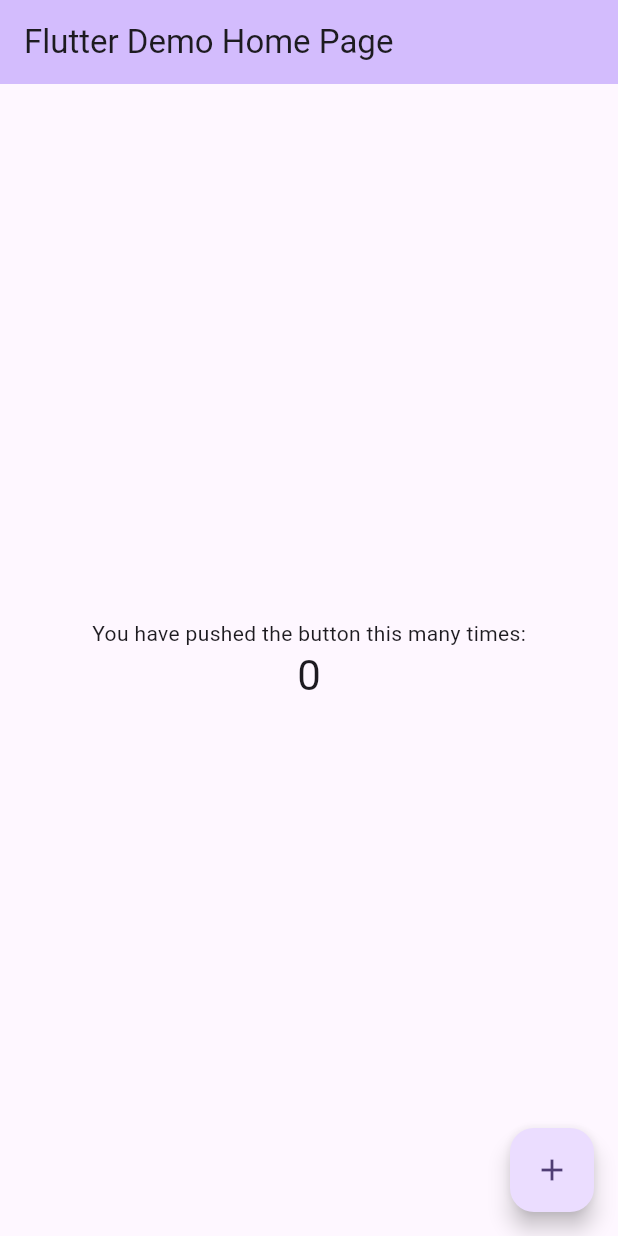
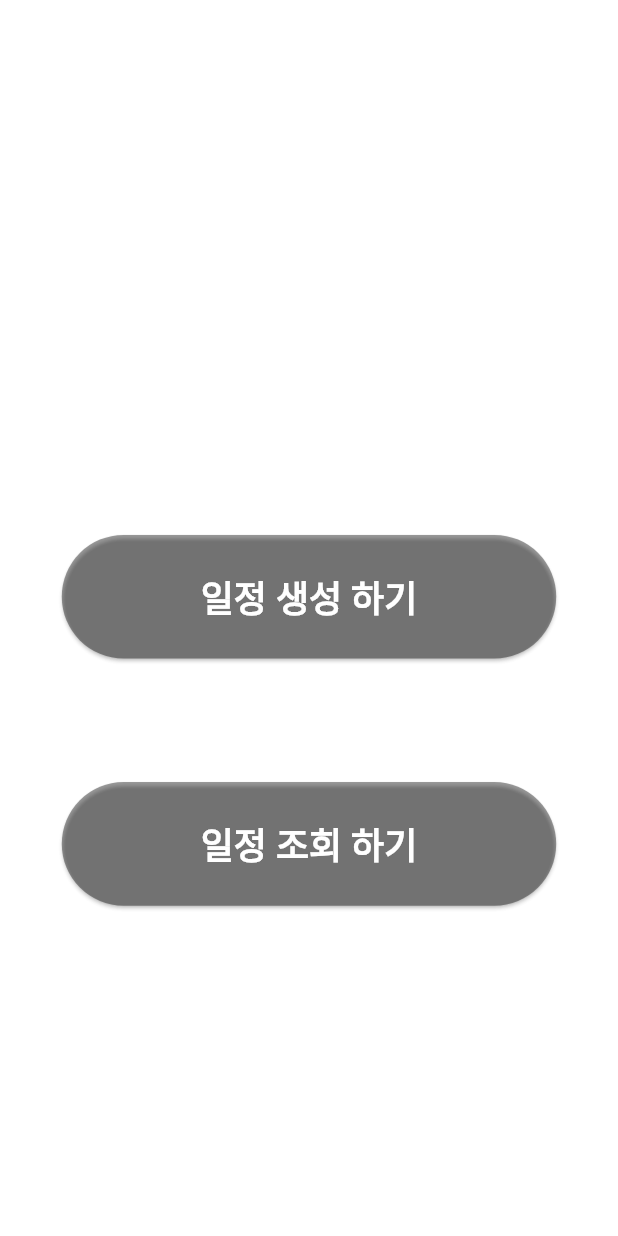
Before and after one commit to winteeeee/HelpMeJFriend, a Flutter app: the screen it shows after launch, on a phone screen of 412 x 824 dp. Run offline on Flutter 3.47's test engine with Material 3 defaults, Android fonts, the phone set to English and light mode, and no system bars.

Commit message:
메인 화면

```diff
--- a/lib/main.dart
+++ b/lib/main.dart
@@ -1,125 +1,6 @@
 import 'package:flutter/material.dart';
+import 'package:help_me_j_friend/route/main_route.dart';
 
 void main() {
-  runApp(const MyApp());
+  runApp(const MaterialApp(home: MainRoute()));
 }
-
-class MyApp extends StatelessWidget {
-  const MyApp({super.key});
-
-  // This widget is the root of your application.
-  @override
-  Widget build(BuildContext context) {
-    return MaterialApp(
-      title: 'Flutter Demo',
-      theme: ThemeData(
-        // This is the theme of your application.
-        //
-        // TRY THIS: Try running your application with "flutter run". You'll see
-        // the application has a purple toolbar. Then, without quitting the app,
-        // try changing the seedColor in the colorScheme below to Colors.green
-        // and then invoke "hot reload" (save your changes or press the "hot
-        // reload" button in a Flutter-supported IDE, or press "r" if you used
-        // the command line to start the app).
-        //
-        // Notice that the counter didn't reset back to zero; the application
-        // state is not lost during the reload. To reset the state, use hot
-        // restart instead.
-        //
-        // This works for code too, not just values: Most code changes can be
-        // tested with just a hot reload.
-        colorScheme: ColorScheme.fromSeed(seedColor: Colors.deepPurple),
-        useMaterial3: true,
-      ),
-      home: const MyHomePage(title: 'Flutter Demo Home Page'),
-    );
-  }
-}
-
-class MyHomePage extends StatefulWidget {
-  const MyHomePage({super.key, required this.title});
-
-  // This widget is the home page of your application. It is stateful, meaning
-  // that it has a State object (defined below) that contains fields that affect
-  // how it looks.
-
-  // This class is the configuration for the state. It holds the values (in this
-  // case the title) provided by the parent (in this case the App widget) and
-  // used by the build method of the State. Fields in a Widget subclass are
-  // always marked "final".
-
-  final String title;
-
-  @override
-  State<MyHomePage> createState() => _MyHomePageState();
-}
-
-class _MyHomePageState extends State<MyHomePage> {
-  int _counter = 0;
-
-  void _incrementCounter() {
-    setState(() {
-      // This call to setState tells the Flutter framework that something has
-      // changed in this State, which causes it to rerun the build method below
-      // so that the display can reflect the updated values. If we changed
-      // _counter without calling setState(), then the build method would not be
-      // called again, and so nothing would appear to happen.
-      _counter++;
-    });
-  }
-
-  @override
-  Widget build(BuildContext context) {
-    // This method is rerun every time setState is called, for instance as done
-    // by the _incrementCounter method above.
-    //
-    // The Flutter framework has been optimized to make rerunning build methods
-    // fast, so that you can just rebuild anything that needs updating rather
-    // than having to individually change instances of widgets.
-    return Scaffold(
-      appBar: AppBar(
-        // TRY THIS: Try changing the color here to a specific color (to
-        // Colors.amber, perhaps?) and trigger a hot reload to see the AppBar
-        // change color while the other colors stay the same.
-        backgroundColor: Theme.of(context).colorScheme.inversePrimary,
-        // Here we take the value from the MyHomePage object that was created by
-        // the App.build method, and use it to set our appbar title.
-        title: Text(widget.title),
-      ),
-      body: Center(
-        // Center is a layout widget. It takes a single child and positions it
-        // in the middle of the parent.
-        child: Column(
-          // Column is also a layout widget. It takes a list of children and
-          // arranges them vertically. By default, it sizes itself to fit its
-          // children horizontally, and tries to be as tall as its parent.
-          //
-          // Column has various properties to control how it sizes itself and
-          // how it positions its children. Here we use mainAxisAlignment to
-          // center the children vertically; the main axis here is the vertical
-          // axis because Columns are vertical (the cross axis would be
-          // horizontal).
-          //
-          // TRY THIS: Invoke "debug painting" (choose the "Toggle Debug Paint"
-          // action in the IDE, or press "p" in the console), to see the
-          // wireframe for each widget.
-          mainAxisAlignment: MainAxisAlignment.center,
-          children: <Widget>[
-            const Text(
-              'You have pushed the button this many times:',
-            ),
-            Text(
-              '$_counter',
-              style: Theme.of(context).textTheme.headlineMedium,
-            ),
-          ],
-        ),
-      ),
-      floatingActionButton: FloatingActionButton(
-        onPressed: _incrementCounter,
-        tooltip: 'Increment',
-        child: const Icon(Icons.add),
-      ), // This trailing comma makes auto-formatting nicer for build methods.
-    );
-  }
-}
--- /dev/null
+++ b/lib/route/main_route.dart
@@ -0,0 +1,50 @@
+import 'package:flutter/material.dart';
+import 'package:help_me_j_friend/style/button_style.dart';
+import 'package:help_me_j_friend/style/text_style.dart';
+
+class MainRoute extends StatelessWidget {
+  const MainRoute({super.key});
+
+  @override
+  Widget build(BuildContext context) {
+    double screenWidth = MediaQuery.of(context).size.width;
+    double screenHeight = MediaQuery.of(context).size.height;
+
+    return MaterialApp(
+      home: Scaffold(
+        backgroundColor: Colors.white24,
+        body: Center(
+          child: Column(
+            mainAxisAlignment: MainAxisAlignment.center,
+            children: [
+              Text(
+                "도와줘! J 친구!",
+                style: JFriendTextStyle.textBold36,
+              ),
+              SizedBox(height: screenHeight * 0.1),
+              SizedBox(
+                width: screenWidth * 0.8,
+                height: screenHeight * 0.1,
+                child: ElevatedButton(
+                    onPressed: () {},
+                    style: JFriendButtonStyle.elevatedButtonStyle,
+                    child: const Text("일정 생성 하기")
+                ),
+              ),
+              SizedBox(height: screenHeight * 0.1),
+              SizedBox(
+                width: screenWidth * 0.8,
+                height: screenHeight * 0.1,
+                child: ElevatedButton(
+                    onPressed: () {},
+                    style: JFriendButtonStyle.elevatedButtonStyle,
+                    child: const Text("일정 조회 하기")
+                ),
+              ),
+            ],
+          ),
+        ),
+      ),
+    );
+  }
+}
--- /dev/null
+++ b/lib/style/button_style.dart
@@ -0,0 +1,10 @@
+import 'package:flutter/material.dart';
+import 'package:help_me_j_friend/style/text_style.dart';
+
+class JFriendButtonStyle {
+  static ButtonStyle elevatedButtonStyle = ElevatedButton.styleFrom(
+    backgroundColor: Colors.black38,
+    foregroundColor: Colors.white,
+    textStyle: JFriendTextStyle.textBold24,
+  );
+}
--- /dev/null
+++ b/lib/style/text_style.dart
@@ -0,0 +1,17 @@
+import 'dart:ui';
+
+import 'package:flutter/material.dart';
+
+class JFriendTextStyle {
+  static TextStyle textBold36 = const TextStyle(
+    color: Colors.white,
+    fontSize: 36,
+    fontWeight: FontWeight.bold,
+  );
+
+  static TextStyle textBold24 = const TextStyle(
+    color: Colors.white,
+    fontSize: 24,
+    fontWeight: FontWeight.bold,
+  );
+}
```
Also changed, not shown: 1 other file.
